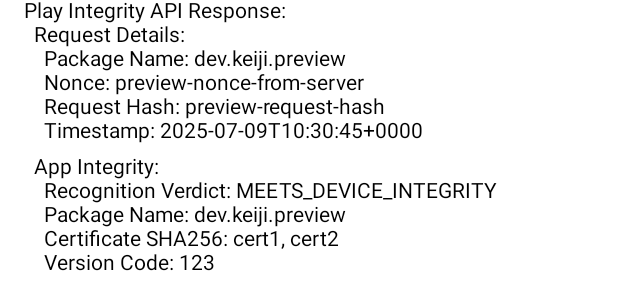
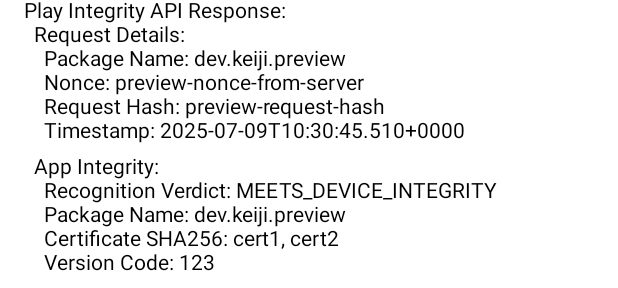
Before and after one commit to keiji/android-device-integrity, an Android app built with Jetpack Compose: the @Preview function ClassicPlayIntegrityContentPreview, on a phone screen of 412 x 824 dp. Shown: the part 109-397 px from the top of the screen. Run offline under Robolectric (Android 15) with nearby library versions, the phone set to English and light mode, and no system bars.

Commit message:
Refactor: Unify timestamp formatting to ISO8601 UTC
Centralized the epoch milliseconds to ISO8601 string conversion
logic into a new `DateFormatUtil.kt`.

The `formatEpochMilliToISO8601` function from `KeyAttestationViewModel`
(which formats to UTC with a 'Z' suffix) is now the common function.

Both `KeyAttestationViewModel` and `PlayIntegrityStatusComposables`
have been updated to use this utility function, removing their
local timestamp formatting implementations.

This ensures consistent timestamp representation across these screens,
as requested.

```diff
--- a/android/ui/main/src/main/java/dev/keiji/deviceintegrity/ui/main/playintegrity/PlayIntegrityStatusComposables.kt
+++ b/android/ui/main/src/main/java/dev/keiji/deviceintegrity/ui/main/playintegrity/PlayIntegrityStatusComposables.kt
@@ -24,12 +24,9 @@ import dev.keiji.deviceintegrity.ui.main.R
 import dev.keiji.deviceintegrity.api.DeviceInfo
 import dev.keiji.deviceintegrity.api.SecurityInfo
 import dev.keiji.deviceintegrity.api.playintegrity.TokenPayloadExternal
-import java.text.SimpleDateFormat
-import java.util.Date
-import java.util.Locale
-import java.util.TimeZone
 import android.content.Intent
 import dev.keiji.deviceintegrity.api.playintegrity.ServerVerificationPayload
+import dev.keiji.deviceintegrity.ui.main.util.DateFormatUtil
 
 @Composable
 fun StatusDisplayArea(
@@ -210,20 +207,6 @@ fun StatusDisplayArea(
     }
 }
 
-fun formatTimestamp(timestampMillis: Long?): String {
-    if (timestampMillis == null) return "N/A"
-    return try {
-        val millis = timestampMillis // No need to convert toLong()
-        val date = Date(millis)
-        // Use Z instead of XXX for API level 23 compatibility
-        val format = SimpleDateFormat("yyyy-MM-dd'T'HH:mm:ssZ", Locale.getDefault())
-        format.timeZone = TimeZone.getDefault()
-        format.format(date)
-    } catch (e: NumberFormatException) {
-        "N/A (Invalid Timestamp)"
-    }
-}
-
 @Composable
 fun DisplayFormattedResponse(
     serverVerificationPayload: ServerVerificationPayload?
@@ -265,7 +248,7 @@ fun DisplayPlayIntegrityResponse(playIntegrityResponse: TokenPayloadExternal) {
         Text("    Package Name: ${playIntegrityResponse.requestDetails?.requestPackageName ?: "N/A"}")
         Text("    Nonce: ${playIntegrityResponse.requestDetails?.nonce ?: "N/A"}")
         Text("    Request Hash: ${playIntegrityResponse.requestDetails?.requestHash ?: "N/A"}")
-        Text("    Timestamp: ${formatTimestamp(playIntegrityResponse.requestDetails?.timestampMillis)}")
+        Text("    Timestamp: ${DateFormatUtil.formatEpochMilliToISO8601(playIntegrityResponse.requestDetails?.timestampMillis)}")
 
         Spacer(modifier = Modifier.height(8.dp))
         Text("  App Integrity:")
@@ -349,7 +332,7 @@ internal fun formatDisplayOutput(
                 Package Name: ${playIntegrityResponse.requestDetails?.requestPackageName ?: "N/A"}
                 Nonce: ${playIntegrityResponse.requestDetails?.nonce ?: "N/A"}
                 Request Hash: ${playIntegrityResponse.requestDetails?.requestHash ?: "N/A"}
-                Timestamp: ${formatTimestamp(playIntegrityResponse.requestDetails?.timestampMillis)}
+                Timestamp: ${DateFormatUtil.formatEpochMilliToISO8601(playIntegrityResponse.requestDetails?.timestampMillis)}
 
               App Integrity:
                 Recognition Verdict: ${playIntegrityResponse.appIntegrity?.appRecognitionVerdict ?: "N/A"}
--- /dev/null
+++ b/android/ui/main/src/main/java/dev/keiji/deviceintegrity/ui/main/util/DateFormatUtil.kt
@@ -0,0 +1,25 @@
+package dev.keiji.deviceintegrity.ui.main.util
+
+import java.text.SimpleDateFormat
+import java.util.Date
+import java.util.Locale
+import java.util.TimeZone
+
+object DateFormatUtil {
+    fun formatEpochMilliToISO8601(epochMilli: Long?): String {
+        if (epochMilli == null) return "N/A"
+        val date = Date(epochMilli)
+        // Replaced XXX with ZZZZZ for API level 23 compatibility.
+        // ZZZZZ produces a format like "GMT-07:00" or "UTC" if UTC.
+        // For UTC, it will be "UTC", to get "Z", one might need to replace "UTC" with "Z" manually.
+        // However, the requirement is ISO/IEC 8601, and "yyyy-MM-dd'T'HH:mm:ss.SSSZZZZZ" is compliant.
+        val format = SimpleDateFormat("yyyy-MM-dd'T'HH:mm:ss.SSSZZZZZ", Locale.US)
+        format.timeZone = TimeZone.getTimeZone("UTC")
+        var formattedDate = format.format(date)
+        // Replace "UTC" with "Z" for the common ISO 8601 UTC designator
+        if (formattedDate.endsWith("UTC")) {
+            formattedDate = formattedDate.substring(0, formattedDate.length - 3) + "Z"
+        }
+        return formattedDate
+    }
+}
```
Also changed, not shown: android/ui/main/src/main/java/dev/keiji/deviceintegrity/ui/main/keyattestation/KeyAttestationViewModel.kt (+5 -20 lines).
